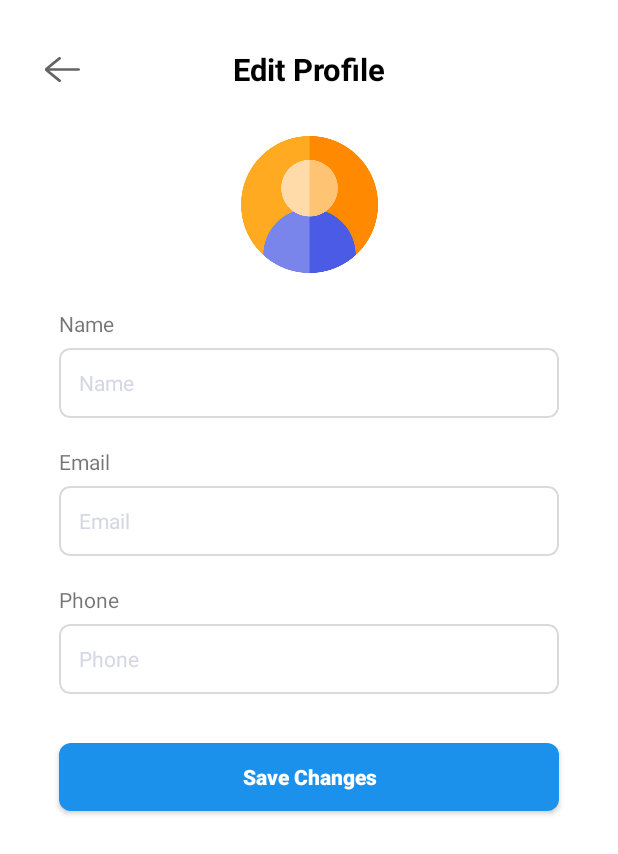
After one commit to Alamgir12515/Fitness-Activity, an Android app: the EditProfileActivity screen opened directly, with no data from a screen before it, on a phone screen of 412 x 824 dp. The commit adds this screen. Shown: the top 854 px of the screen. Run offline under Robolectric (Android 15) with nearby library versions, the phone set to English and light mode, and no system bars; our stand-ins replace sdp/ssp sizes.

Commit message:
Completed ContactActivity, and Added design for EditProfileActivity.

```diff
--- a/app/src/main/AndroidManifest.xml
+++ b/app/src/main/AndroidManifest.xml
@@ -15,6 +15,12 @@
         android:supportsRtl="true"
         android:theme="@style/Theme.FitnessActivity"
         tools:ignore="AllowBackup">
+        <activity
+            android:name=".activities.ContactActivity"
+            android:exported="false" />
+        <activity
+            android:name=".activities.EditProfileActivity"
+            android:exported="false" />
 
         <meta-data
             android:name="com.google.android.geo.API_KEY"
--- /dev/null
+++ b/app/src/main/java/com/example/fitnessactivity/activities/EditProfileActivity.kt
@@ -0,0 +1,16 @@
+package com.example.fitnessactivity.activities
+
+import android.os.Bundle
+import androidx.appcompat.app.AppCompatActivity
+import com.example.fitnessactivity.databinding.ActivityEditProfileBinding
+import com.example.fitnessactivity.setWhiteStatusBarColor
+
+class EditProfileActivity : AppCompatActivity() {
+    private lateinit var binding: ActivityEditProfileBinding
+    override fun onCreate(savedInstanceState: Bundle?) {
+        super.onCreate(savedInstanceState)
+        binding = ActivityEditProfileBinding.inflate(layoutInflater)
+        setContentView(binding.root)
+        setWhiteStatusBarColor()
+    }
+}
--- /dev/null
+++ b/app/src/main/res/drawable/ic_back.xml
@@ -0,0 +1,9 @@
+<vector xmlns:android="http://schemas.android.com/apk/res/android"
+    android:width="@dimen/_18sdp"
+    android:height="@dimen/_13sdp"
+    android:viewportWidth="19.489"
+    android:viewportHeight="16.241">
+    <path
+        android:fillColor="#646466"
+        android:pathData="M7.561,0.223A0.812,0.812 0,0 1,8.68 1.399l-6.229,5.908L18.677,7.307a0.812,0.812 0,0 1,0 1.624h-16.2l6.2,5.909a0.812,0.812 0,1 1,-1.12 1.176L0.476,9.268a1.623,1.623 0,0 1,0.014 -2.31Z" />
+</vector>
--- /dev/null
+++ b/app/src/main/res/drawable/user_info_border_style.xml
@@ -0,0 +1,7 @@
+<?xml version="1.0" encoding="utf-8"?>
+<shape xmlns:android="http://schemas.android.com/apk/res/android">
+    <stroke
+        android:width="@dimen/_1sdp"
+        android:color="#DADADA" />
+    <corners android:radius="@dimen/_5sdp"/>
+</shape>
--- /dev/null
+++ b/app/src/main/res/layout/activity_edit_profile.xml
@@ -0,0 +1,193 @@
+<?xml version="1.0" encoding="utf-8"?>
+<androidx.constraintlayout.widget.ConstraintLayout xmlns:android="http://schemas.android.com/apk/res/android"
+    xmlns:app="http://schemas.android.com/apk/res-auto"
+    xmlns:tools="http://schemas.android.com/tools"
+    android:id="@+id/scrollView"
+    android:layout_width="match_parent"
+    android:layout_height="match_parent"
+    android:background="@color/backgroundColor"
+    tools:context=".fragments.EditProfileFragment">
+
+    <ScrollView
+        android:id="@+id/scroll"
+        android:layout_width="match_parent"
+        android:layout_height="match_parent"
+        android:fillViewport="true"
+        android:scrollbarThumbVertical="@android:color/transparent">
+
+        <androidx.constraintlayout.widget.ConstraintLayout
+            android:layout_width="match_parent"
+            android:layout_height="wrap_content"
+            android:background="@color/backgroundColor">
+
+            <TextView
+                android:id="@+id/profileTextView"
+                android:layout_width="wrap_content"
+                android:layout_height="wrap_content"
+                android:text="@string/editProfile"
+                android:textColor="@color/black"
+                android:textSize="@dimen/_16ssp"
+                android:textStyle="bold"
+                app:layout_constraintBottom_toBottomOf="parent"
+                app:layout_constraintEnd_toEndOf="parent"
+                app:layout_constraintStart_toStartOf="parent"
+                app:layout_constraintTop_toTopOf="parent"
+                app:layout_constraintVertical_bias="0.04" />
+
+            <ImageView
+                android:id="@+id/backIcon"
+                android:layout_width="wrap_content"
+                android:layout_height="wrap_content"
+                android:layout_marginStart="@dimen/_20sdp"
+                android:background="?attr/selectableItemBackgroundBorderless"
+                android:clickable="true"
+                android:focusable="true"
+                android:padding="@dimen/_3sdp"
+                android:src="@drawable/ic_back"
+                app:layout_constraintBottom_toBottomOf="@id/profileTextView"
+                app:layout_constraintStart_toStartOf="parent"
+                app:layout_constraintTop_toTopOf="@id/profileTextView"
+                tools:ignore="ContentDescription" />
+
+            <androidx.constraintlayout.widget.ConstraintLayout
+                android:id="@+id/userProfileView"
+                android:layout_width="0dp"
+                android:layout_height="wrap_content"
+                android:layout_marginHorizontal="@dimen/_25sdp"
+                app:layout_constraintBottom_toBottomOf="parent"
+                app:layout_constraintEnd_toEndOf="parent"
+                app:layout_constraintStart_toStartOf="parent"
+                app:layout_constraintTop_toBottomOf="@id/profileTextView"
+                app:layout_constraintVertical_bias="0.06">
+
+                <ImageView
+                    android:id="@+id/profileImage"
+                    android:layout_width="@dimen/_70sdp"
+                    android:layout_height="@dimen/_70sdp"
+                    android:layout_marginTop="@dimen/_10sdp"
+                    android:elevation="@dimen/_3sdp"
+                    app:layout_constraintBottom_toBottomOf="parent"
+                    app:layout_constraintEnd_toEndOf="parent"
+                    app:layout_constraintHorizontal_bias="0.5"
+                    app:layout_constraintStart_toStartOf="parent"
+                    app:layout_constraintTop_toTopOf="parent"
+                    app:layout_constraintVertical_bias="0.0"
+                    app:srcCompat="@drawable/user_profile"
+                    tools:ignore="ContentDescription,UnusedAttribute" />
+
+                <androidx.appcompat.widget.LinearLayoutCompat
+                    android:layout_width="0dp"
+                    android:layout_height="wrap_content"
+                    android:layout_marginTop="24dp"
+                    android:orientation="vertical"
+                    app:layout_constraintEnd_toEndOf="parent"
+                    app:layout_constraintHorizontal_bias="0.0"
+                    app:layout_constraintStart_toStartOf="parent"
+                    app:layout_constraintTop_toBottomOf="@id/profileImage">
+
+                    <TextView
+                        android:layout_width="wrap_content"
+                        android:layout_height="wrap_content"
+                        android:layout_marginHorizontal="@dimen/_5sdp"
+                        android:layout_marginBottom="@dimen/_5sdp"
+                        android:text="@string/name" />
+
+                    <androidx.cardview.widget.CardView
+                        android:layout_width="match_parent"
+                        android:layout_height="@dimen/_36sdp"
+                        android:layout_marginHorizontal="@dimen/_5sdp"
+                        android:elevation="0dp"
+                        app:cardCornerRadius="@dimen/_5sdp"
+                        app:cardElevation="0dp">
+
+                        <EditText
+                            android:id="@+id/nameField"
+                            style="@style/profileFieldStyle"
+                            android:hint="@string/name"
+                            android:importantForAutofill="no"
+                            android:inputType="textPersonName"
+                            android:maxLength="35"
+                            android:paddingHorizontal="@dimen/_10sdp" />
+
+                    </androidx.cardview.widget.CardView>
+
+                    <TextView
+                        android:layout_width="wrap_content"
+                        android:layout_height="wrap_content"
+                        android:layout_marginHorizontal="@dimen/_5sdp"
+                        android:layout_marginTop="@dimen/_15sdp"
+                        android:layout_marginBottom="@dimen/_5sdp"
+                        android:text="@string/email" />
+
+                    <androidx.cardview.widget.CardView
+                        android:layout_width="match_parent"
+                        android:layout_height="@dimen/_36sdp"
+                        android:layout_marginHorizontal="@dimen/_5sdp"
+                        android:elevation="0dp"
+                        app:cardCornerRadius="@dimen/_5sdp"
+                        app:cardElevation="0dp">
+
+                        <EditText
+                            android:id="@+id/emailField"
+                            style="@style/profileFieldStyle"
+                            android:hint="@string/email"
+                            android:importantForAutofill="no"
+                            android:inputType="textEmailAddress"
+                            android:paddingHorizontal="@dimen/_10sdp"
+                            android:textColorHint="#D6D7E3" />
+                    </androidx.cardview.widget.CardView>
+
+                    <TextView
+                        android:layout_width="wrap_content"
+                        android:layout_height="wrap_content"
+                        android:layout_marginHorizontal="@dimen/_5sdp"
+                        android:layout_marginTop="@dimen/_15sdp"
+                        android:layout_marginBottom="@dimen/_5sdp"
+                        android:text="@string/phoneNumber" />
+
+                    <androidx.cardview.widget.CardView
+                        android:layout_width="match_parent"
+                        android:layout_height="@dimen/_36sdp"
+                        android:layout_marginHorizontal="@dimen/_5sdp"
+                        android:elevation="0dp"
+                        app:cardCornerRadius="@dimen/_5sdp"
+                        app:cardElevation="0dp">
+
+                        <EditText
+                            android:id="@+id/phoneNumberField"
+                            style="@style/profileFieldStyle"
+                            android:focusable="false"
+                            android:hint="@string/phoneNumber"
+                            android:importantForAutofill="no"
+                            android:inputType="phone"
+                            android:paddingHorizontal="@dimen/_10sdp" />
+
+                    </androidx.cardview.widget.CardView>
+
+                    <android.widget.Button
+                        android:id="@+id/saveChangesButton"
+                        android:layout_width="match_parent"
+                        android:layout_height="@dimen/_35sdp"
+                        android:layout_marginHorizontal="@dimen/_5sdp"
+                        android:layout_marginTop="@dimen/_25sdp"
+                        android:layout_marginBottom="@dimen/_8sdp"
+                        android:background="@drawable/auth_button_background"
+                        android:text="@string/saveChanges"
+                        android:textAllCaps="false"
+                        android:textColor="@color/white"
+                        android:textStyle="bold"
+                        app:layout_constraintEnd_toEndOf="parent"
+                        app:layout_constraintStart_toStartOf="parent"
+                        app:layout_constraintTop_toBottomOf="@id/passwordEditText" />
+
+                </androidx.appcompat.widget.LinearLayoutCompat>
+
+
+            </androidx.constraintlayout.widget.ConstraintLayout>
+
+
+        </androidx.constraintlayout.widget.ConstraintLayout>
+    </ScrollView>
+
+
+</androidx.constraintlayout.widget.ConstraintLayout>
--- a/app/src/main/res/values/strings.xml
+++ b/app/src/main/res/values/strings.xml
@@ -43,4 +43,9 @@
     <string name="your_result">Your Result</string>
     <string name="todayStepCount">Today\'s steps\ncount</string>
     <string name="calculate">Calculate</string>
+    <string name="editProfile">Edit Profile</string>
+    <string name="saveChanges">Save Changes</string>
+    <string name="whatsapp">WhatsApp</string>
+    <string name="messenger">Messenger</string>
+    <string name="contactUs">Contact Us</string>
 </resources>
--- /dev/null
+++ b/app/src/main/res/values/styles.xml
@@ -0,0 +1,12 @@
+<?xml version="1.0" encoding="utf-8"?>
+<resources>
+
+    <style name="profileFieldStyle">
+        <item name="android:layout_width">match_parent</item>
+        <item name="android:layout_height">match_parent</item>
+        <item name="android:textSize">@dimen/_11ssp</item>
+        <item name="android:textColorHint">#D6D7E3</item>
+        <item name="android:paddingStart">@dimen/_10sdp</item>
+        <item name="android:background">@drawable/user_info_border_style</item>
+    </style>
+</resources>
```
Also changed, not shown: app/src/main/java/com/example/fitnessactivity/GeneralExtensions.kt (+52 -0 lines), app/src/main/java/com/example/fitnessactivity/activities/ContactActivity.kt (added, +24 -0 lines), app/src/main/java/com/example/fitnessactivity/fragments/ProfileFragment.kt (+10 -0 lines), app/src/main/res/drawable/ic_whatsapp.xml (added, +15 -0 lines), app/src/main/res/drawable/messenger_icon.xml (added, +15 -0 lines), app/src/main/res/layout/activity_contact.xml (added, +128 -0 lines).
